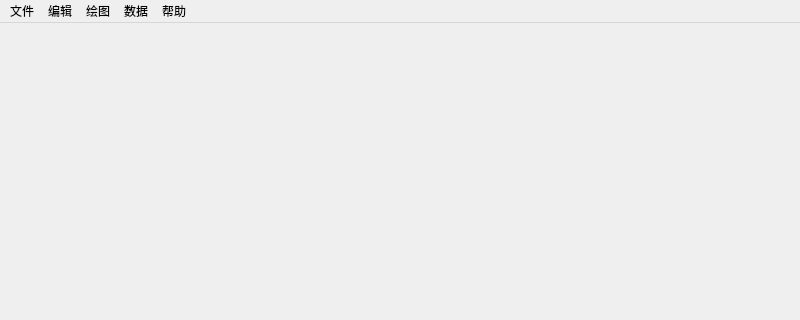
This is mainwindow.ui in cf981378640/Fbur as Qt 5 draws it before an edit; both pictures show x 0 to 800 and y 0 to 320 of the 800 by 600 pixel window. The edited form follows.
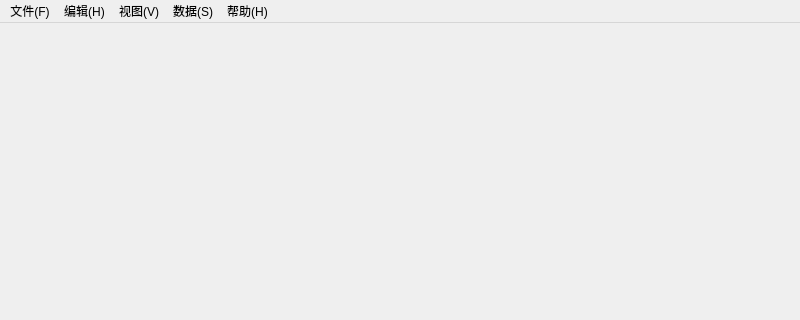
This is the edited form. Icons and pictures are not drawn.

```diff
--- a/mainwindow.ui
+++ b/mainwindow.ui
@@ -26,33 +26,33 @@
      <height>25</height>
     </rect>
    </property>
-   <widget class="QMenu" name="menu">
+   <widget class="QMenu" name="menu_help">
     <property name="title">
-     <string>帮助</string>
+     <string>帮助(H)</string>
     </property>
     <addaction name="action_Fbur"/>
     <addaction name="action_Fubowen"/>
    </widget>
    <widget class="QMenu" name="menu_2">
     <property name="title">
-     <string>文件</string>
+     <string>文件(F)</string>
     </property>
     <addaction name="action_import"/>
    </widget>
    <widget class="QMenu" name="menu_3">
     <property name="title">
-     <string>编辑</string>
+     <string>编辑(H)</string>
     </property>
    </widget>
    <widget class="QMenu" name="menu_4">
     <property name="title">
-     <string>数据</string>
+     <string>数据(S)</string>
     </property>
     <addaction name="action_calculate"/>
    </widget>
    <widget class="QMenu" name="menu_5">
     <property name="title">
-     <string>绘图</string>
+     <string>视图(V)</string>
     </property>
     <addaction name="action_linesPlan"/>
     <addaction name="action_drawHyCur"/>
@@ -61,7 +61,7 @@
    <addaction name="menu_3"/>
    <addaction name="menu_5"/>
    <addaction name="menu_4"/>
-   <addaction name="menu"/>
+   <addaction name="menu_help"/>
   </widget>
   <widget class="QStatusBar" name="statusBar"/>
   <action name="action_Fbur">
```
Left out of the diff: 71 changed lines with no effect on the pictures.
